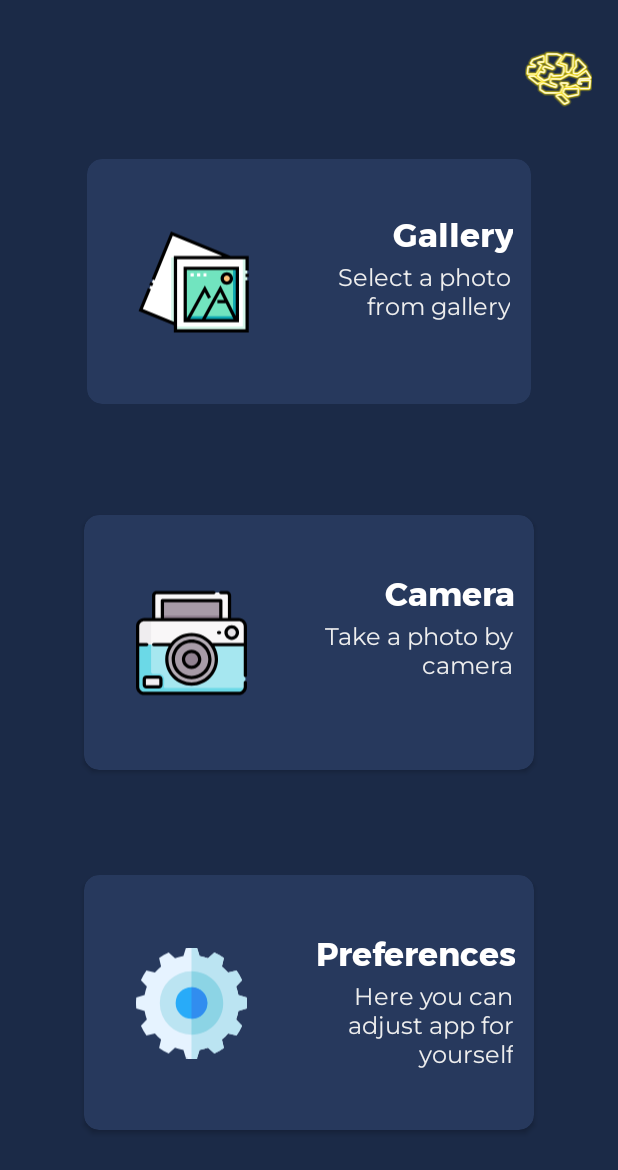
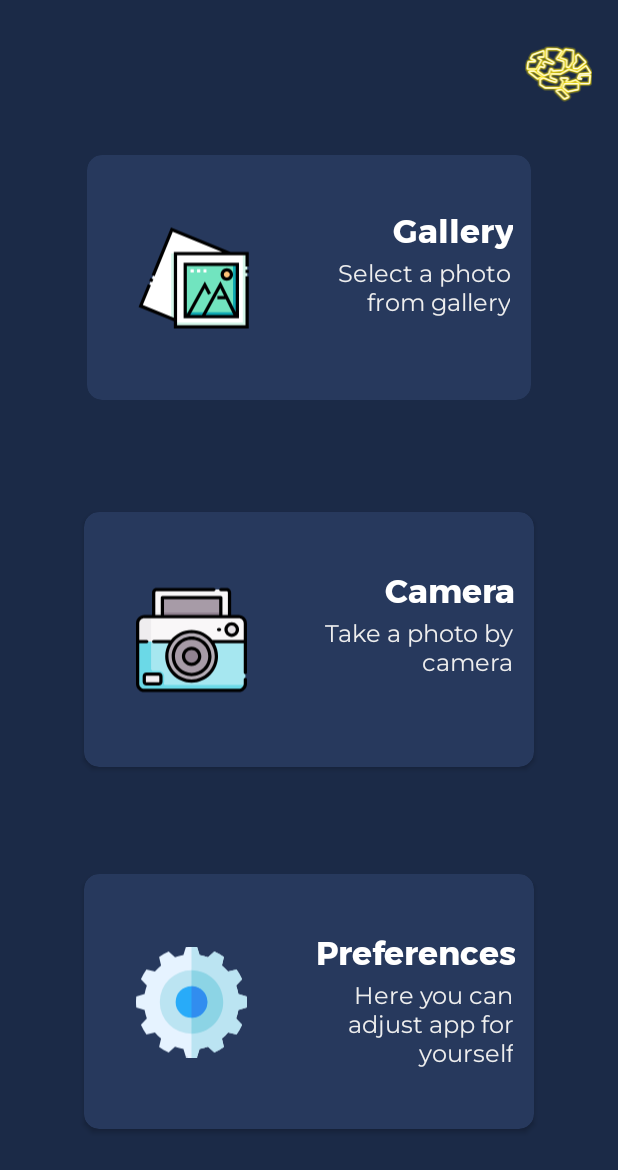
Before and after one commit to IGragon/AI_Background, an Android app: the screen it shows after launch (MainActivity), on a phone screen of 412 x 824 dp. Shown: the top 1170 px of the screen. Run offline under Robolectric (Android 15) with nearby library versions, the phone set to English and light mode, and no system bars; Roboto replaces fonts that are not available here.

```diff
--- a/app/src/main/res/layout/activity_main.xml
+++ b/app/src/main/res/layout/activity_main.xml
@@ -179,11 +179,12 @@
         android:id="@+id/imageView5"
         android:layout_width="47dp"
         android:layout_height="41dp"
-        android:layout_marginTop="32dp"
+        app:layout_constraintBottom_toBottomOf="parent"
         app:layout_constraintEnd_toEndOf="parent"
         app:layout_constraintHorizontal_bias="0.956"
         app:layout_constraintStart_toStartOf="parent"
         app:layout_constraintTop_toTopOf="parent"
+        app:layout_constraintVertical_bias="0.037"
         app:srcCompat="@drawable/ic_brainlogo_1" />
 
 
```
